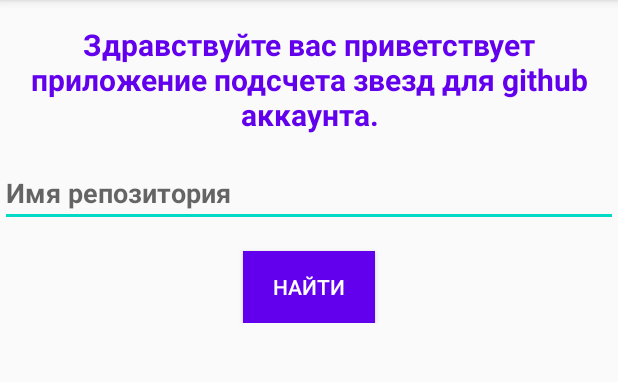
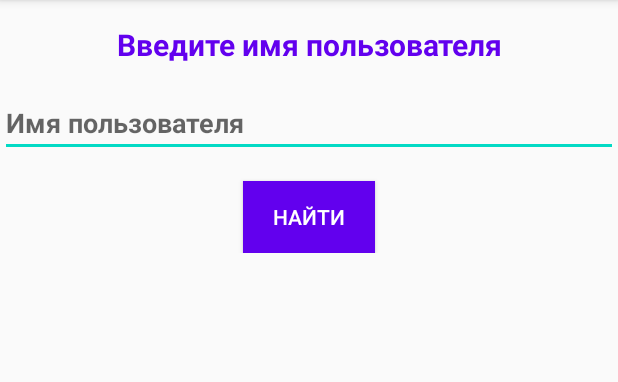
Before and after one commit to Just-D-A/GitStarsCounter, an Android app: the screen it shows after launch (LoginActivity), on a phone screen of 412 x 824 dp, the part 84-466 px from its top. Run offline under Robolectric (Android 15) with nearby library versions, the phone set to English and light mode, and no system bars; our stand-ins replace CircleImageView, Picasso; libraries missing offline, so code that uses them is left out: com.arellomobile.mvp, com.github.rahatarmanahmed.cpv; plain views replace CircularProgressView; pictures from the network do not load; 1 statement that could not run was skipped.

```diff
--- a/app/src/main/java/com/example/gitstarscounter/git_api/SearchProvider.kt
+++ b/app/src/main/java/com/example/gitstarscounter/git_api/SearchProvider.kt
@@ -13,4 +13,6 @@ object SearchProvider {
         return SearchStars(GithubApiService.create())
     }
 
+
+
 }
--- a/app/src/main/java/com/example/gitstarscounter/stars/StarsProvider.kt
+++ b/app/src/main/java/com/example/gitstarscounter/stars/StarsProvider.kt
@@ -35,6 +35,6 @@ class StarsProvider(var presenter: StarsPresenter) {
                 //break
             }
         })
-        //while(количество взятых звезд < количества звезд)
+        //while((allStarsCount > currStarsCount) && (yearOfLastELement > currYear))
     }
 }
--- a/app/src/main/res/layout/activity_main.xml
+++ b/app/src/main/res/layout/activity_main.xml
@@ -18,7 +18,7 @@
             android:layout_height="wrap_content"
             android:layout_marginTop="16dp"
             android:gravity="center"
-            android:text="@string/message_hello"
+            android:text="@string/user_name_text"
             android:textColor="@color/color_primary"
             android:textSize="20sp"
             android:textStyle="bold" />
@@ -29,7 +29,7 @@
             android:layout_height="wrap_content"
             android:layout_marginTop="16dp"
             android:imeOptions="actionDone"
-            android:hint="@string/hint_rep_name"
+            android:hint="@string/hint_user_name"
             android:textStyle="bold"
             tools:ignore="MissingConstraints"/>
 
--- a/app/src/main/res/values/strings.xml
+++ b/app/src/main/res/values/strings.xml
@@ -11,4 +11,5 @@
     <string name="hint_user_name">Имя пользователя</string>
     <string name="less"><![CDATA[<]]></string>
     <string name="more"><![CDATA[>]]></string>
+    <string name="user_name_text">Введите имя пользователя</string>
 </resources>
```
Also changed, not shown: app/src/main/java/com/example/gitstarscounter/git_api/ApiCallBack.kt (added, +9 -0 lines), app/src/main/java/com/example/gitstarscounter/login/LoginProvider.kt (+24 -0 lines), app/src/main/java/com/example/gitstarscounter/user_starred/UserStarredActivity.kt (+20 -0 lines), app/src/main/res/layout/activity_stars.xml (+8 -3 lines).
